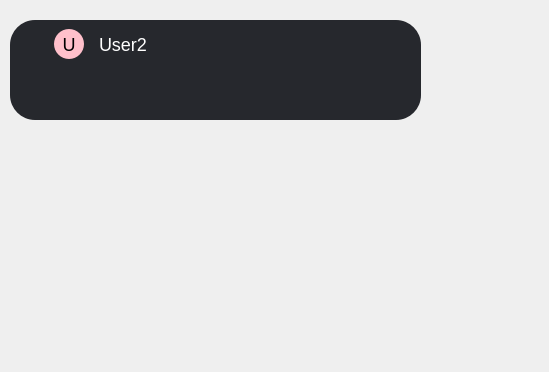
Old version of the form Zcord/GUI/Chat/Message.ui in the repository DmitryGorny/Zcord.
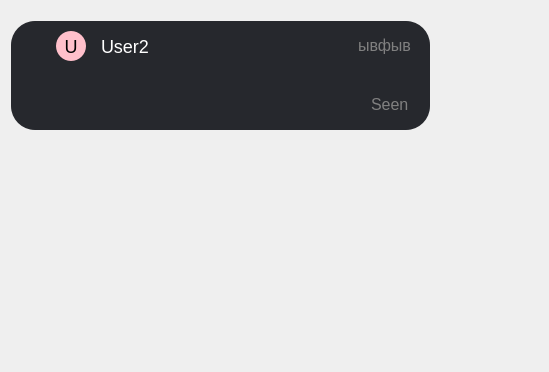
New version of the form.

What changed in the file:
```diff
--- a/Zcord/GUI/Chat/Message.ui
+++ b/Zcord/GUI/Chat/Message.ui
@@ -18,8 +18,8 @@
     <rect>
      <x>10</x>
      <y>20</y>
-     <width>411</width>
-     <height>100</height>
+     <width>421</width>
+     <height>111</height>
     </rect>
    </property>
    <property name="sizePolicy">
@@ -31,26 +31,27 @@
    <property name="minimumSize">
     <size>
      <width>400</width>
-     <height>50</height>
+     <height>90</height>
     </size>
    </property>
    <property name="maximumSize">
     <size>
      <width>16777215</width>
-     <height>200</height>
+     <height>220</height>
     </size>
    </property>
    <property name="styleSheet">
     <string notr="true">QFrame {
 background-color:rgba(38,40,45,255);
 border-radius:25%;
+border:2px solid transparent;
 }
 
 QFrame:acrtive {
 	border:none;
 }</string>
    </property>
-   <layout class="QVBoxLayout" name="Message">
+   <layout class="QVBoxLayout" name="Message" stretch="1,3,1">
     <property name="spacing">
      <number>2</number>
     </property>
@@ -63,11 +64,14 @@
     <item>
      <widget class="QFrame" name="User">
       <property name="sizePolicy">
-       <sizepolicy hsizetype="Fixed" vsizetype="Fixed">
+       <sizepolicy hsizetype="Preferred" vsizetype="Fixed">
         <horstretch>0</horstretch>
         <verstretch>0</verstretch>
        </sizepolicy>
       </property>
+      <property name="styleSheet">
+       <string notr="true">border:none;</string>
+      </property>
       <layout class="QHBoxLayout" name="_2">
        <property name="spacing">
         <number>15</number>
@@ -102,6 +106,7 @@
           <string notr="true">background-color:pink;
 border-radius:15%;
 font-size:18px;
+border:none;
 </string>
          </property>
          <property name="text">
@@ -113,28 +118,104 @@
         <widget class="QLabel" name="Users_Name">
          <property name="styleSheet">
           <string notr="true">color:white;
-font-size:18px;</string>
+font-size:18px;
+border:none;</string>
          </property>
          <property name="text">
           <string>User2</string>
          </property>
         </widget>
        </item>
+       <item>
+        <widget class="QLabel" name="date_label">
+         <property name="sizePolicy">
+          <sizepolicy hsizetype="Fixed" vsizetype="Preferred">
+           <horstretch>0</horstretch>
+           <verstretch>0</verstretch>
+          </sizepolicy>
+         </property>
+         <property name="styleSheet">
+          <string notr="true">color:grey;
+font-size:16px;
+border:none;</string>
+         </property>
+         <property name="text">
+          <string>&lt;html&gt;&lt;head/&gt;&lt;body&gt;&lt;p&gt;ывфыв&lt;/p&gt;&lt;/body&gt;&lt;/html&gt;</string>
+         </property>
+        </widget>
+       </item>
       </layout>
      </widget>
     </item>
     <item>
      <widget class="QLabel" name="Message_Text">
+      <property name="sizePolicy">
+       <sizepolicy hsizetype="Preferred" vsizetype="Expanding">
+        <horstretch>0</horstretch>
+        <verstretch>0</verstretch>
+       </sizepolicy>
+      </property>
       <property name="styleSheet">
        <string notr="true">color:white;
 font-size:16px;
-margin-left:30px;</string>
+margin-left:30px;
+border:none;</string>
       </property>
       <property name="text">
        <string/>
       </property>
      </widget>
     </item>
+    <item>
+     <widget class="QFrame" name="horizontalFrame">
+      <property name="sizePolicy">
+       <sizepolicy hsizetype="Preferred" vsizetype="Fixed">
+        <horstretch>0</horstretch>
+        <verstretch>0</verstretch>
+       </sizepolicy>
+      </property>
+      <property name="maximumSize">
+       <size>
+        <width>16777215</width>
+        <height>20</height>
+       </size>
+      </property>
+      <property name="styleSheet">
+       <string notr="true">border:none;
+margin:0px;
+padding:0px;</string>
+      </property>
+      <layout class="QHBoxLayout" name="horizontalLayout">
+       <property name="topMargin">
+        <number>0</number>
+       </property>
+       <property name="rightMargin">
+        <number>11</number>
+       </property>
+       <property name="bottomMargin">
+        <number>0</number>
+       </property>
+       <item alignment="Qt::AlignRight">
+        <widget class="QLabel" name="WasSeenlabel">
+         <property name="sizePolicy">
+          <sizepolicy hsizetype="Fixed" vsizetype="Preferred">
+           <horstretch>0</horstretch>
+           <verstretch>0</verstretch>
+          </sizepolicy>
+         </property>
+         <property name="styleSheet">
+          <string notr="true">color:grey;
+font-size:16px;
+border:none;</string>
+         </property>
+         <property name="text">
+          <string>Seen</string>
+         </property>
+        </widget>
+       </item>
+      </layout>
+     </widget>
+    </item>
    </layout>
   </widget>
  </widget>
```
